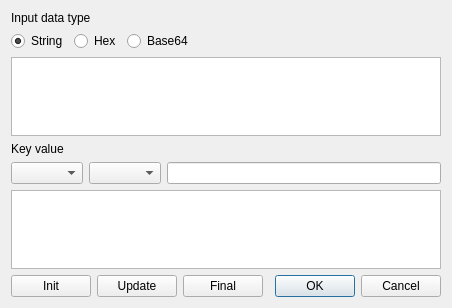
First picture: the form in BerViewer/gen_hmac_dlg.ui, repository jykim74/BerEditor, before the edit.
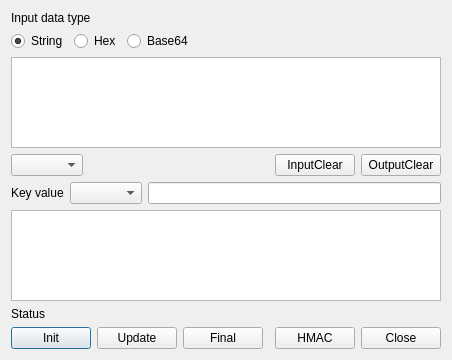
Second picture: the form after the edit.

Diff of the .ui file:
```diff
--- a/BerViewer/gen_hmac_dlg.ui
+++ b/BerViewer/gen_hmac_dlg.ui
@@ -6,46 +6,50 @@
    <rect>
     <x>0</x>
     <y>0</y>
-    <width>410</width>
-    <height>308</height>
+    <width>431</width>
+    <height>360</height>
    </rect>
   </property>
   <property name="windowTitle">
    <string>Generate Hmac value</string>
   </property>
   <layout class="QGridLayout" name="gridLayout">
-   <item row="6" column="1">
+   <item row="10" column="0">
+    <widget class="QPushButton" name="mInitBtn">
+     <property name="text">
+      <string>Init</string>
+     </property>
+    </widget>
+   </item>
+   <item row="10" column="1">
     <widget class="QPushButton" name="mUpdateBtn">
      <property name="text">
       <string>Update</string>
      </property>
     </widget>
    </item>
-   <item row="6" column="2">
+   <item row="0" column="0">
+    <widget class="QLabel" name="label">
+     <property name="text">
+      <string>Input data type</string>
+     </property>
+    </widget>
+   </item>
+   <item row="10" column="2">
     <widget class="QPushButton" name="mFinalBtn">
      <property name="text">
       <string>Final</string>
      </property>
     </widget>
    </item>
-   <item row="6" column="4">
-    <widget class="QDialogButtonBox" name="buttonBox">
-     <property name="orientation">
-      <enum>Qt::Horizontal</enum>
-     </property>
-     <property name="standardButtons">
-      <set>QDialogButtonBox::Cancel|QDialogButtonBox::Ok</set>
-     </property>
-    </widget>
-   </item>
-   <item row="6" column="0">
-    <widget class="QPushButton" name="mInitBtn">
+   <item row="10" column="4">
+    <widget class="QPushButton" name="mHMACBtn">
      <property name="text">
-      <string>Init</string>
+      <string>HMAC</string>
      </property>
     </widget>
    </item>
-   <item row="6" column="3">
+   <item row="10" column="3">
     <spacer name="horizontalSpacer_2">
      <property name="orientation">
       <enum>Qt::Horizontal</enum>
@@ -58,7 +62,17 @@
      </property>
     </spacer>
    </item>
-   <item row="1" column="0" colspan="5">
+   <item row="10" column="5">
+    <widget class="QPushButton" name="mCloseBtn">
+     <property name="text">
+      <string>Close</string>
+     </property>
+    </widget>
+   </item>
+   <item row="8" column="0" colspan="6">
+    <widget class="QPlainTextEdit" name="mOutputText"/>
+   </item>
+   <item row="1" column="0" colspan="6">
     <layout class="QHBoxLayout" name="horizontalLayout">
      <item>
       <widget class="QRadioButton" name="mInputStringBtn">
@@ -99,14 +113,55 @@
      </item>
     </layout>
    </item>
-   <item row="2" column="0" colspan="5">
+   <item row="2" column="0" colspan="6">
     <widget class="QPlainTextEdit" name="mInputText"/>
    </item>
-   <item row="4" column="0" colspan="5">
-    <layout class="QHBoxLayout" name="horizontalLayout_2">
-     <item>
+   <item row="3" column="0" colspan="6">
+    <layout class="QGridLayout" name="gridLayout_2">
+     <property name="topMargin">
+      <number>0</number>
+     </property>
+     <item row="0" column="0">
       <widget class="QComboBox" name="mAlgTypeCombo"/>
      </item>
+     <item row="0" column="2">
+      <widget class="QPushButton" name="mInputClearBtn">
+       <property name="text">
+        <string>InputClear</string>
+       </property>
+      </widget>
+     </item>
+     <item row="0" column="3">
+      <widget class="QPushButton" name="mOutputClearBtn">
+       <property name="text">
+        <string>OutputClear</string>
+       </property>
+      </widget>
+     </item>
+     <item row="0" column="1">
+      <spacer name="horizontalSpacer_3">
+       <property name="orientation">
+        <enum>Qt::Horizontal</enum>
+       </property>
+       <property name="sizeHint" stdset="0">
+        <size>
+         <width>40</width>
+         <height>20</height>
+        </size>
+       </property>
+      </spacer>
+     </item>
+    </layout>
+   </item>
+   <item row="7" column="0" colspan="6">
+    <layout class="QHBoxLayout" name="horizontalLayout_2">
+     <item>
+      <widget class="QLabel" name="label_2">
+       <property name="text">
+        <string>Key value</string>
+       </property>
+      </widget>
+     </item>
      <item>
       <widget class="QComboBox" name="mKeyTypeCombo"/>
      </item>
@@ -115,23 +170,13 @@
      </item>
     </layout>
    </item>
-   <item row="0" column="0">
-    <widget class="QLabel" name="label">
+   <item row="9" column="0" colspan="6">
+    <widget class="QLabel" name="mStatusLabel">
      <property name="text">
-      <string>Input data type</string>
+      <string>Status</string>
      </property>
     </widget>
    </item>
-   <item row="3" column="0">
-    <widget class="QLabel" name="label_2">
-     <property name="text">
-      <string>Key value</string>
-     </property>
-    </widget>
-   </item>
-   <item row="5" column="0" colspan="5">
-    <widget class="QPlainTextEdit" name="mOutputText"/>
-   </item>
   </layout>
  </widget>
  <resources/>
```
Left out of the diff: 35 changed lines with no effect on the pictures.
